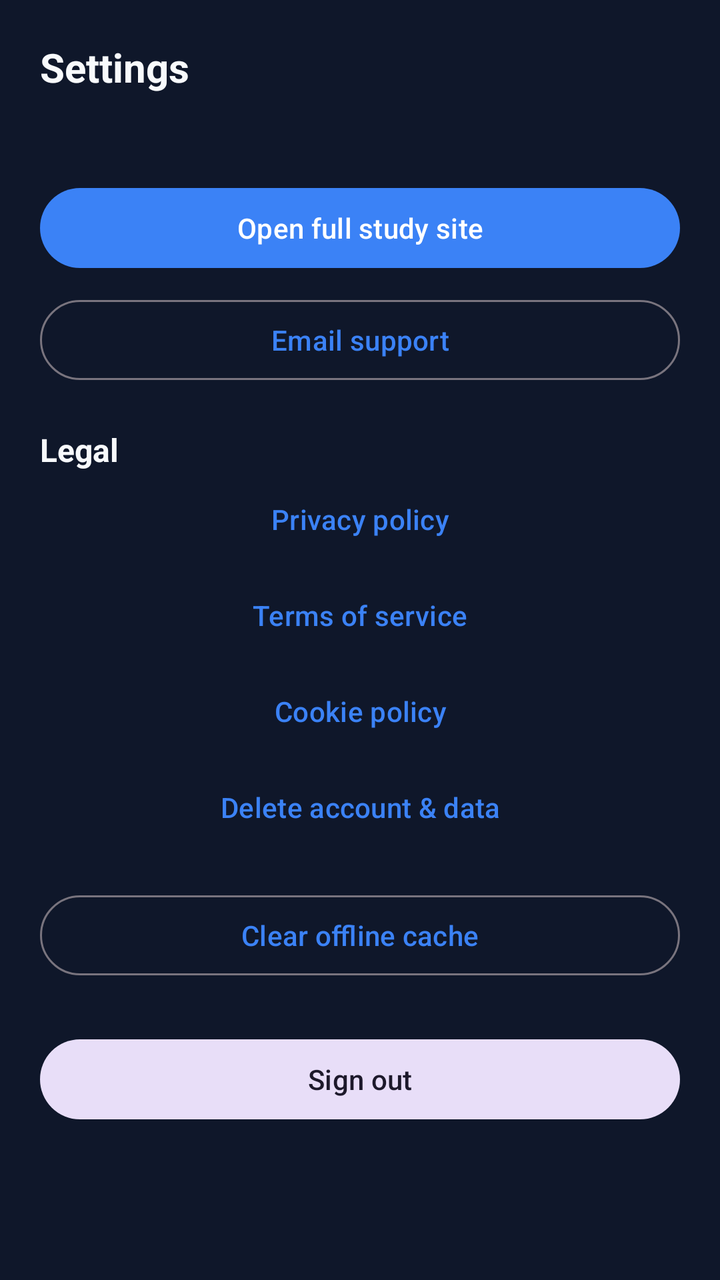
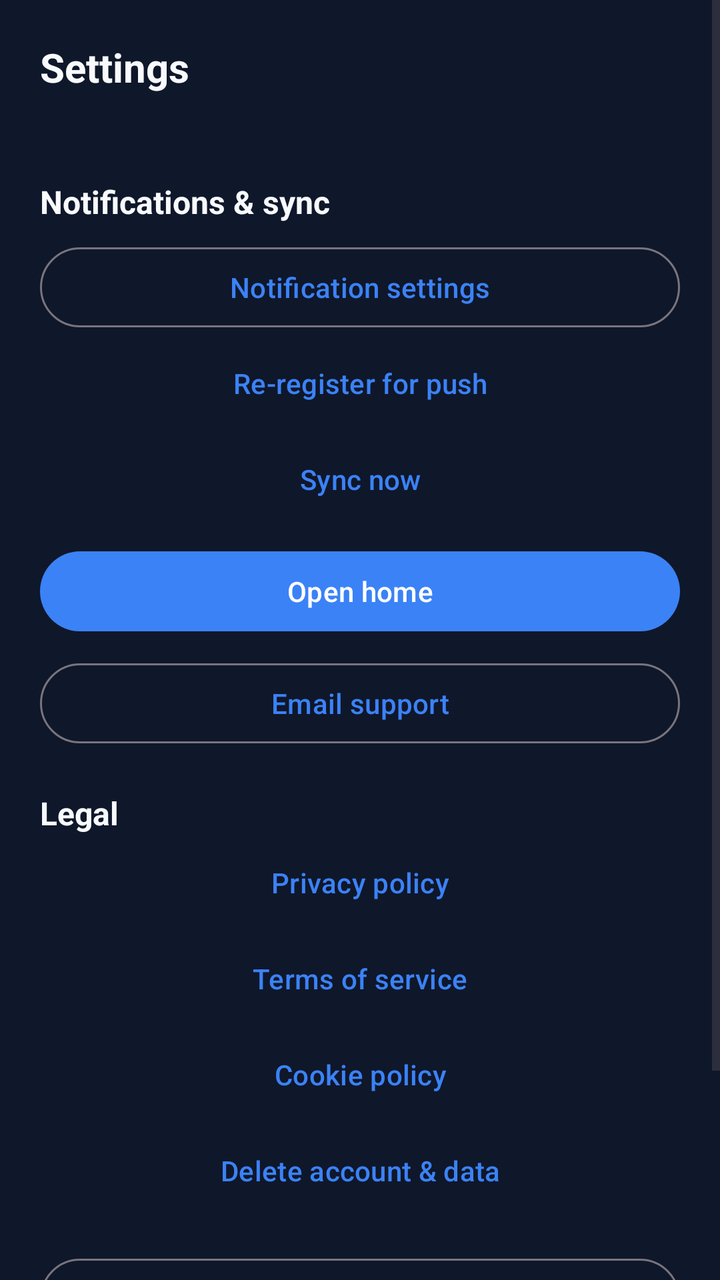

Compare the two renders of this Android layout. The source of the first and the diff that turns it into the second are given below.
<!-- AndroidManifest.xml: application theme Theme.RnPlatform -->
<!-- res/layout/fragment_settings.xml -->
<?xml version="1.0" encoding="utf-8"?>
<ScrollView xmlns:android="http://schemas.android.com/apk/res/android"
    android:layout_width="match_parent"
    android:layout_height="match_parent"
    android:background="@color/backgroundColor"
    android:fillViewport="true">

    <LinearLayout
        android:layout_width="match_parent"
        android:layout_height="wrap_content"
        android:orientation="vertical"
        android:padding="20dp">

        <TextView
            android:layout_width="match_parent"
            android:layout_height="wrap_content"
            android:text="@string/settings_title"
            android:textColor="@color/textPrimary"
            android:textSize="20sp"
            android:textStyle="bold" />

        <TextView
            android:id="@+id/settings_version"
            android:layout_width="match_parent"
            android:layout_height="wrap_content"
            android:layout_marginTop="8dp"
            android:textColor="@color/textMuted"
            android:textSize="14sp" />

        <com.google.android.material.button.MaterialButton
            android:id="@+id/open_website"
            style="@style/Widget.Material3.Button"
            android:layout_width="match_parent"
            android:layout_height="wrap_content"
            android:layout_marginTop="16dp"
            android:text="@string/settings_open_website" />

        <com.google.android.material.button.MaterialButton
            android:id="@+id/contact_support"
            style="@style/Widget.Material3.Button.OutlinedButton"
            android:layout_width="match_parent"
            android:layout_height="wrap_content"
            android:layout_marginTop="8dp"
            android:text="@string/settings_contact_support" />

        <TextView
            android:layout_width="match_parent"
            android:layout_height="wrap_content"
            android:layout_marginTop="20dp"
            android:text="@string/settings_legal_heading"
            android:textColor="@color/textPrimary"
            android:textSize="16sp"
            android:textStyle="bold" />

        <com.google.android.material.button.MaterialButton
            android:id="@+id/legal_privacy"
            style="@style/Widget.Material3.Button.TextButton"
            android:layout_width="match_parent"
            android:layout_height="wrap_content"
            android:text="@string/settings_privacy" />

        <com.google.android.material.button.MaterialButton
            android:id="@+id/legal_terms"
            style="@style/Widget.Material3.Button.TextButton"
            android:layout_width="match_parent"
            android:layout_height="wrap_content"
            android:text="@string/settings_terms" />

        <com.google.android.material.button.MaterialButton
            android:id="@+id/legal_cookies"
            style="@style/Widget.Material3.Button.TextButton"
            android:layout_width="match_parent"
            android:layout_height="wrap_content"
            android:text="@string/settings_cookies" />

        <com.google.android.material.button.MaterialButton
            android:id="@+id/legal_delete"
            style="@style/Widget.Material3.Button.TextButton"
            android:layout_width="match_parent"
            android:layout_height="wrap_content"
            android:text="@string/settings_delete_account" />

        <com.google.android.material.button.MaterialButton
            android:id="@+id/clear_cache"
            style="@style/Widget.Material3.Button.OutlinedButton"
            android:layout_width="match_parent"
            android:layout_height="wrap_content"
            android:layout_marginTop="16dp"
            android:text="@string/settings_clear_cache" />

        <com.google.android.material.button.MaterialButton
            android:id="@+id/sign_out"
            style="@style/Widget.Material3.Button.TonalButton"
            android:layout_width="match_parent"
            android:layout_height="wrap_content"
            android:layout_marginTop="24dp"
            android:text="@string/settings_sign_out" />
    </LinearLayout>
</ScrollView>
<!-- resources referenced by this layout -->
<resources>
  <color name="backgroundColor">#0F172A</color>
  <color name="textMuted">#94A3B8</color>
  <color name="textPrimary">#F8FAFC</color>
  <string name="settings_clear_cache">Clear offline cache</string>
  <string name="settings_contact_support">Email support</string>
  <string name="settings_cookies">Cookie policy</string>
  <string name="settings_delete_account">Delete account &amp; data</string>
  <string name="settings_legal_heading">Legal</string>
  <string name="settings_open_website">Open full study site</string>
  <string name="settings_privacy">Privacy policy</string>
  <string name="settings_sign_out">Sign out</string>
  <string name="settings_terms">Terms of service</string>
  <string name="settings_title">Settings</string>
  <style name="Theme.RnPlatform" parent="Theme.Material3.DayNight.NoActionBar">
          <item name="colorPrimary">@color/colorPrimary</item>
          <item name="android:statusBarColor">@color/backgroundColor</item>
          <item name="android:navigationBarColor">@color/backgroundColor</item>
      </style>
  <color name="colorPrimary">#3B82F6</color>
</resources>

<!-- the commit's change to res/layout/fragment_settings.xml (unified diff, before → after) -->
@@ -27,12 +27,43 @@
             android:textColor="@color/textMuted"
             android:textSize="14sp" />
 
+        <TextView
+            android:layout_width="match_parent"
+            android:layout_height="wrap_content"
+            android:layout_marginTop="16dp"
+            android:text="@string/settings_native_heading"
+            android:textColor="@color/textPrimary"
+            android:textSize="16sp"
+            android:textStyle="bold" />
+
+        <com.google.android.material.button.MaterialButton
+            android:id="@+id/notification_settings"
+            style="@style/Widget.Material3.Button.OutlinedButton"
+            android:layout_width="match_parent"
+            android:layout_height="wrap_content"
+            android:layout_marginTop="8dp"
+            android:text="@string/settings_notifications" />
+
+        <com.google.android.material.button.MaterialButton
+            android:id="@+id/refresh_fcm"
+            style="@style/Widget.Material3.Button.TextButton"
+            android:layout_width="match_parent"
+            android:layout_height="wrap_content"
+            android:text="@string/settings_refresh_push" />
+
+        <com.google.android.material.button.MaterialButton
+            android:id="@+id/sync_now"
+            style="@style/Widget.Material3.Button.TextButton"
+            android:layout_width="match_parent"
+            android:layout_height="wrap_content"
+            android:text="@string/settings_sync_now" />
+
         <com.google.android.material.button.MaterialButton
             android:id="@+id/open_website"
             style="@style/Widget.Material3.Button"
             android:layout_width="match_parent"
             android:layout_height="wrap_content"
-            android:layout_marginTop="16dp"
+            android:layout_marginTop="8dp"
             android:text="@string/settings_open_website" />
 
         <com.google.android.material.button.MaterialButton
<!-- resource entries referenced after the edit -->
@@ -8,9 +8,13 @@
   <string name="settings_cookies">Cookie policy</string>
   <string name="settings_delete_account">Delete account &amp; data</string>
   <string name="settings_legal_heading">Legal</string>
-  <string name="settings_open_website">Open full study site</string>
+  <string name="settings_native_heading">Notifications &amp; sync</string>
+  <string name="settings_notifications">Notification settings</string>
+  <string name="settings_open_website">Open home</string>
   <string name="settings_privacy">Privacy policy</string>
+  <string name="settings_refresh_push">Re-register for push</string>
   <string name="settings_sign_out">Sign out</string>
+  <string name="settings_sync_now">Sync now</string>
   <string name="settings_terms">Terms of service</string>
   <string name="settings_title">Settings</string>
   <style name="Theme.RnPlatform" parent="Theme.Material3.DayNight.NoActionBar">
